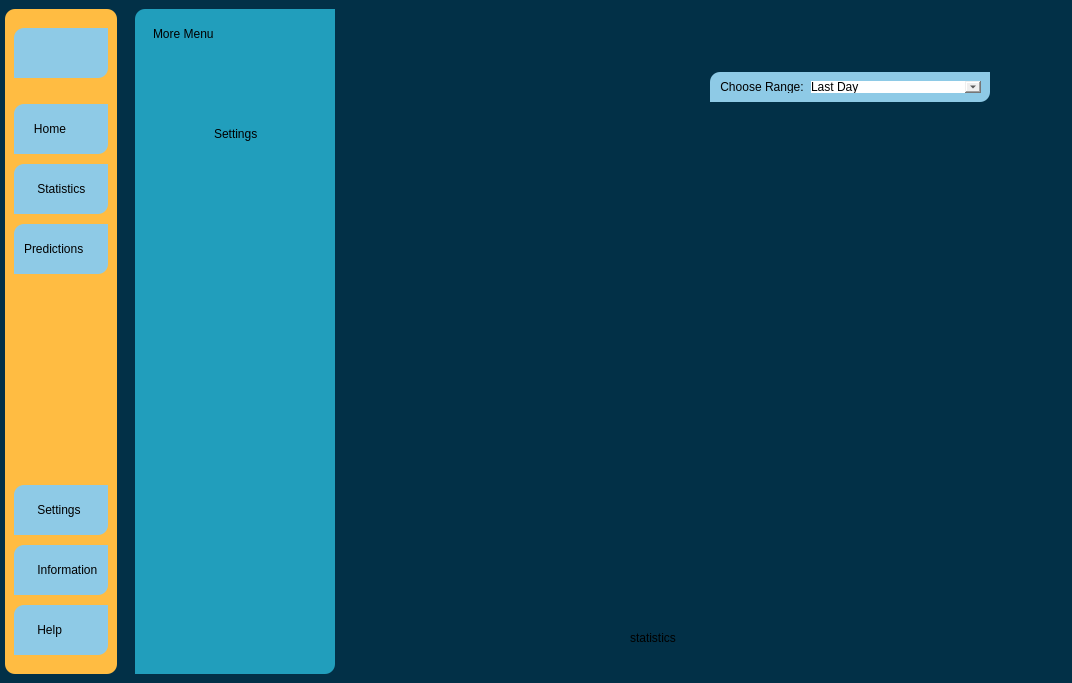
First picture: the form in Project1.ui, repository ddziechciarz/JPWPApp, before the edit.
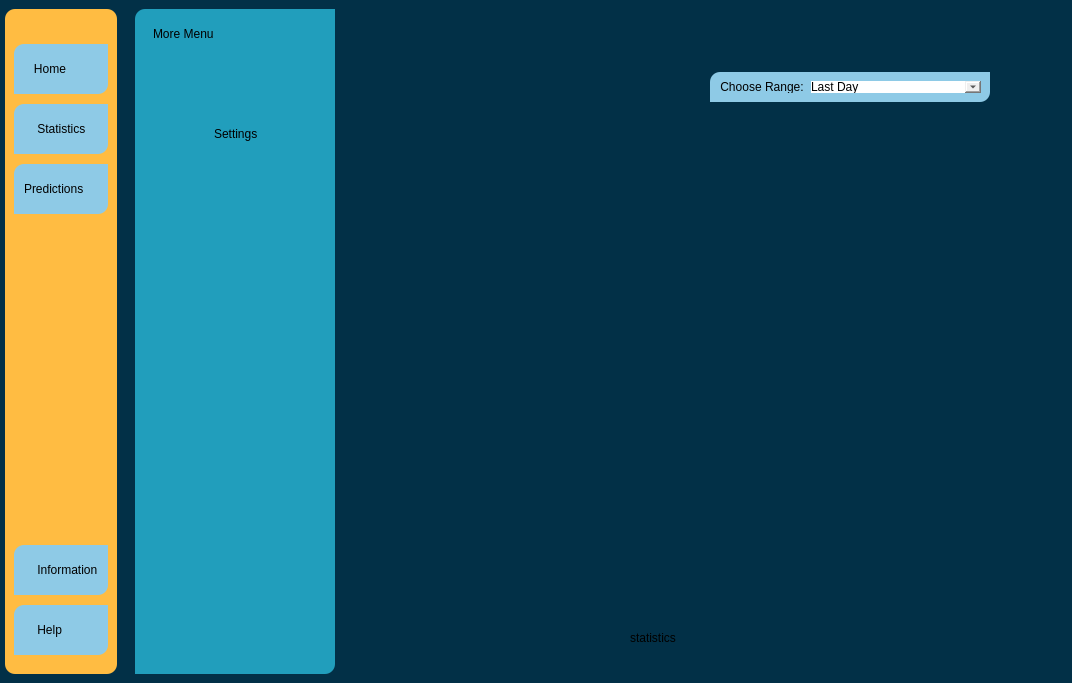
Second picture: the form after the edit. The open tabs and pages were chosen to show the change. Icons and pictures are not drawn.

```diff
--- a/Project1.ui
+++ b/Project1.ui
@@ -169,32 +169,6 @@
              <property name="bottomMargin">
               <number>0</number>
              </property>
-             <item>
-              <widget class="QPushButton" name="menuButton">
-               <property name="minimumSize">
-                <size>
-                 <width>0</width>
-                 <height>60</height>
-                </size>
-               </property>
-               <property name="toolTip">
-                <string>Meny</string>
-               </property>
-               <property name="text">
-                <string/>
-               </property>
-               <property name="icon">
-                <iconset resource="resources.qrc">
-                 <normaloff>:/icons/icons/menu.png</normaloff>:/icons/icons/menu.png</iconset>
-               </property>
-               <property name="iconSize">
-                <size>
-                 <width>32</width>
-                 <height>32</height>
-                </size>
-               </property>
-              </widget>
-             </item>
             </layout>
            </widget>
           </item>
@@ -346,32 +320,6 @@
              <property name="bottomMargin">
               <number>10</number>
              </property>
-             <item>
-              <widget class="QPushButton" name="settingButton">
-               <property name="minimumSize">
-                <size>
-                 <width>0</width>
-                 <height>60</height>
-                </size>
-               </property>
-               <property name="toolTip">
-                <string>Settings</string>
-               </property>
-               <property name="text">
-                <string>    Settings</string>
-               </property>
-               <property name="icon">
-                <iconset resource="resources.qrc">
-                 <normaloff>:/icons/icons/setting.png</normaloff>:/icons/icons/setting.png</iconset>
-               </property>
-               <property name="iconSize">
-                <size>
-                 <width>32</width>
-                 <height>32</height>
-                </size>
-               </property>
-              </widget>
-             </item>
              <item>
               <widget class="QPushButton" name="infoButton">
                <property name="minimumSize">
@@ -1040,8 +988,20 @@
                  </layout>
                 </widget>
                </item>
-               <item>
+               <item alignment="Qt::AlignBottom">
                 <widget class="QStackedWidget" name="stackedWidetStats">
+                 <property name="minimumSize">
+                  <size>
+                   <width>0</width>
+                   <height>320</height>
+                  </size>
+                 </property>
+                 <property name="maximumSize">
+                  <size>
+                   <width>16777215</width>
+                   <height>320</height>
+                  </size>
+                 </property>
                  <widget class="QWidget" name="lastDayPage">
                   <widget class="QLabel" name="lastDayGraph">
                    <property name="geometry">
```
Left out of the diff: 12 changed lines with no effect on the pictures.
